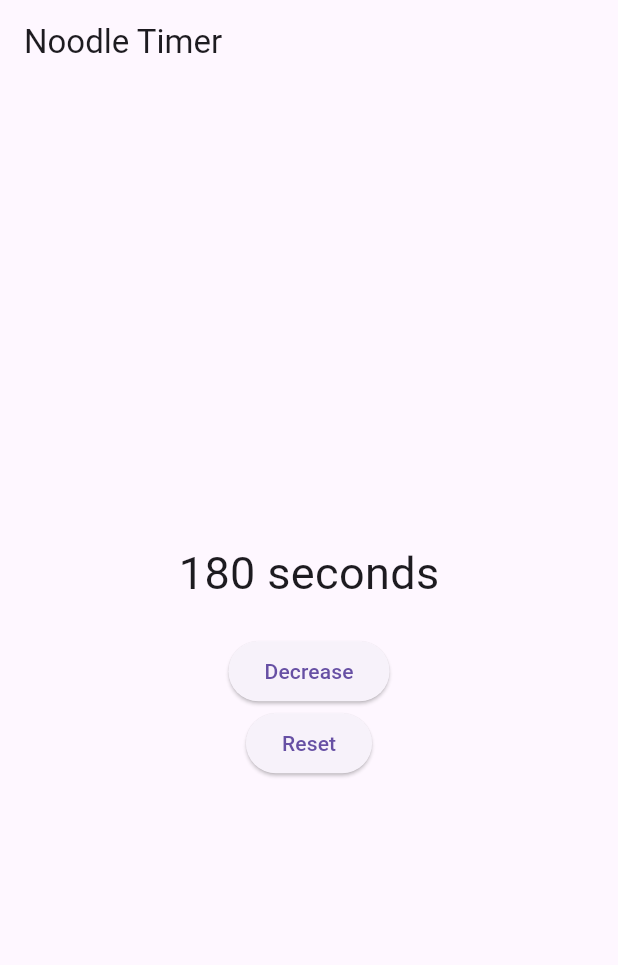
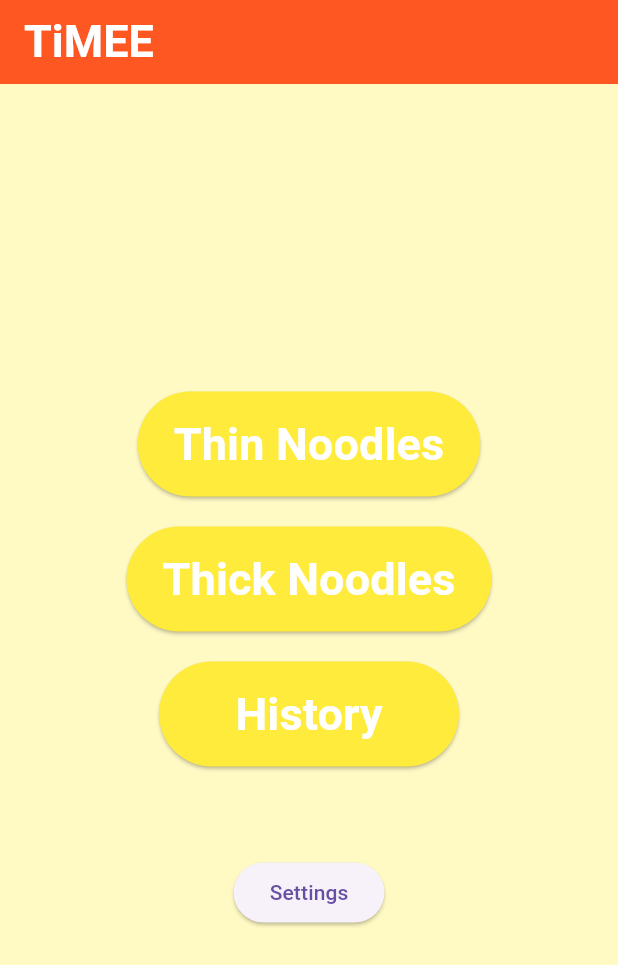
Before and after one commit to jessie030303/TiMEE_app, a Flutter app: the screen it shows after launch, on a phone screen of 412 x 824 dp. Shown: the top 965 px of the screen. Run offline on Flutter 3.47's test engine with Material 3 defaults, Android fonts, the phone set to English and light mode, and no system bars; our stand-ins replace flutter_riverpod.

Commit message:
Added screen, provider, widget, and service files

```diff
--- a/lib/main.dart
+++ b/lib/main.dart
@@ -1,58 +1,31 @@
 import 'package:flutter/material.dart';
 import 'package:flutter_riverpod/flutter_riverpod.dart';
 
-import 'providers/Member2_timer_provider.dart';
+import 'screens/Member1_home_screen.dart';
 
 void main() {
   runApp(
-    ProviderScope(
+    const ProviderScope(
       child: MyApp(),
     ),
   );
 }
 
-class MyApp extends ConsumerWidget {
+class MyApp extends StatelessWidget {
+  const MyApp({super.key});
 
   @override
-  Widget build(BuildContext context, WidgetRef ref) {
+  Widget build(BuildContext context) {
+    return MaterialApp(
+      debugShowCheckedModeBanner: false,
 
-    final timer = ref.watch(timerProvider);
+      title: 'Noodle Timer App',
 
-    return MaterialApp(
-      home: Scaffold(
-        appBar: AppBar(
-          title: Text("Noodle Timer"),
-        ),
+      theme: ThemeData(
+        primarySwatch: Colors.orange,
+      ),
 
-        body: Center(
-          child: Column(
-            mainAxisAlignment: MainAxisAlignment.center,
-            children: [
-
-              Text(
-                "$timer seconds",
-                style: TextStyle(fontSize: 30),
-              ),
-
-              SizedBox(height: 20),
-
-              ElevatedButton(
-                onPressed: () {
-                  ref.read(timerProvider.notifier).decrement();
-                },
-                child: Text("Decrease"),
-              ),
-
-              ElevatedButton(
-                onPressed: () {
-                  ref.read(timerProvider.notifier).reset();
-                },
-                child: Text("Reset"),
-              ),
-            ],
-          ),
-        ),
-      ),
+      home: const HomeScreen(),
     );
   }
 }
--- a/lib/screens/Member1_home_screen.dart
+++ b/lib/screens/Member1_home_screen.dart
@@ -0,0 +1,81 @@
+//Just an example
+import 'package:flutter/material.dart';
+import 'package:flutter/cupertino.dart';
+import 'ThinNoodlesScreen.dart';
+import 'ThickNoodlesScreen.dart';
+
+class HomeScreen extends StatelessWidget {
+  const HomeScreen({super.key});
+
+  @override
+  Widget build(BuildContext context) {
+    return Scaffold(
+      backgroundColor: Colors.yellow[100],
+
+      appBar: AppBar(
+        backgroundColor: Colors.deepOrange,
+        foregroundColor: CupertinoColors.white,
+        title: Text(
+          "TiMEE",
+          style: TextStyle(fontSize: 30, fontWeight: FontWeight.bold),
+        ),
+      ),
+
+      body: Center(
+        child: Column(
+          mainAxisAlignment: MainAxisAlignment.center,
+
+          children: [
+            ElevatedButton(
+              onPressed: () {
+                Navigator.push(
+                  context,
+                  MaterialPageRoute(builder: (context) => ThinNoodlesScreen()
+                  ),
+                );
+              },
+              style: ElevatedButton.styleFrom(
+                minimumSize: Size(200, 70),
+                backgroundColor: Colors.yellow,
+                foregroundColor: CupertinoColors.white,
+              ),
+              child: Text("Thin Noodles", style: TextStyle(fontSize: 30, fontWeight: FontWeight.bold)),
+            ),
+            SizedBox(height: 20),
+
+            ElevatedButton(
+              onPressed: () {
+                Navigator.push(
+                  context,
+                  MaterialPageRoute(builder: (context) => ThickNoodlesScreen()
+                  ),
+                );
+              },
+              style: ElevatedButton.styleFrom(
+                minimumSize: Size(200, 70),
+                backgroundColor: Colors.yellow,
+                foregroundColor: CupertinoColors.white,
+              ),
+              child: Text("Thick Noodles", style: TextStyle(fontSize: 30, fontWeight: FontWeight.bold)),
+            ),
+            SizedBox(height: 20),
+
+            ElevatedButton(
+              onPressed: () {},
+              style: ElevatedButton.styleFrom(
+                minimumSize: Size(200, 70),
+                backgroundColor: Colors.yellow,
+                foregroundColor: CupertinoColors.white,
+              ),
+              child: Text("History", style: TextStyle(fontSize: 30, fontWeight: FontWeight.bold)),
+
+            ),
+            SizedBox(height: 60),
+
+            ElevatedButton(onPressed: () {}, child: Text("Settings")),
+          ],
+        ),
+      ),
+    );
+  }
+}
```
Also changed, not shown: lib/screens/ThickNoodlesScreen.dart (added, +159 -0 lines), lib/screens/ThinNoodlesScreen.dart (added, +159 -0 lines).
